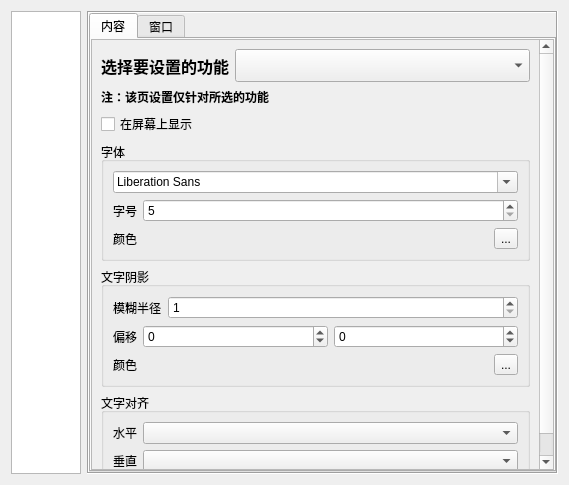
Before: the Qt Designer form Act3SpeedrunTool/SettingDialog.ui in SkyD666/Act3SpeedrunTool, drawn with Qt 5.
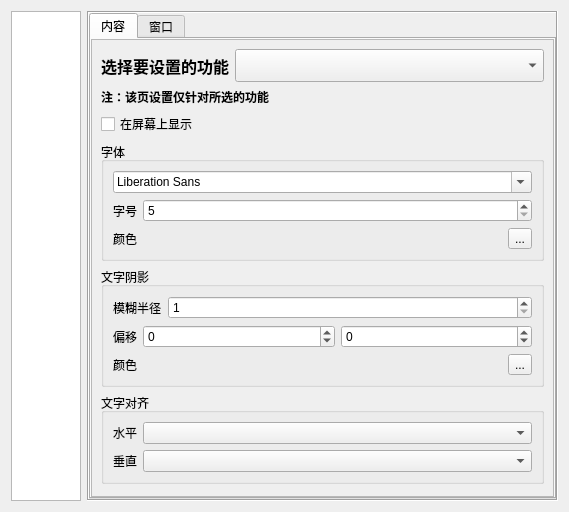
After: the same form once the commit is applied. The open tabs and pages were chosen to show the change. Icons and pictures are not drawn.

Diff of the .ui file:
```diff
--- a/Act3SpeedrunTool/SettingDialog.ui
+++ b/Act3SpeedrunTool/SettingDialog.ui
@@ -7,7 +7,7 @@
     <x>0</x>
     <y>0</y>
     <width>569</width>
-    <height>485</height>
+    <height>512</height>
    </rect>
   </property>
   <property name="windowTitle">
@@ -177,9 +177,9 @@
               <property name="geometry">
                <rect>
                 <x>0</x>
-                <y>0</y>
-                <width>271</width>
-                <height>479</height>
+                <y>-27</y>
+                <width>451</width>
+                <height>486</height>
                </rect>
               </property>
               <layout class="QVBoxLayout" name="verticalLayout_5">
@@ -218,6 +218,12 @@
                </item>
                <item>
                 <widget class="QLabel" name="label_23">
+                 <property name="sizePolicy">
+                  <sizepolicy hsizetype="Preferred" vsizetype="Maximum">
+                   <horstretch>0</horstretch>
+                   <verstretch>0</verstretch>
+                  </sizepolicy>
+                 </property>
                  <property name="font">
                   <font>
                    <pointsize>9</pointsize>
@@ -422,6 +428,12 @@
                </item>
                <item>
                 <widget class="QGroupBox" name="groupBox_5">
+                 <property name="sizePolicy">
+                  <sizepolicy hsizetype="Preferred" vsizetype="Maximum">
+                   <horstretch>0</horstretch>
+                   <verstretch>0</verstretch>
+                  </sizepolicy>
+                 </property>
                  <property name="title">
                   <string>文字对齐</string>
                  </property>
@@ -461,6 +473,19 @@
                  </layout>
                 </widget>
                </item>
+               <item>
+                <spacer name="spacer_6">
+                 <property name="orientation">
+                  <enum>Qt::Vertical</enum>
+                 </property>
+                 <property name="sizeHint" stdset="0">
+                  <size>
+                   <width>20</width>
+                   <height>1</height>
+                  </size>
+                 </property>
+                </spacer>
+               </item>
               </layout>
              </widget>
             </widget>
```
Left out of the diff: 46 changed lines with no effect on the pictures.
